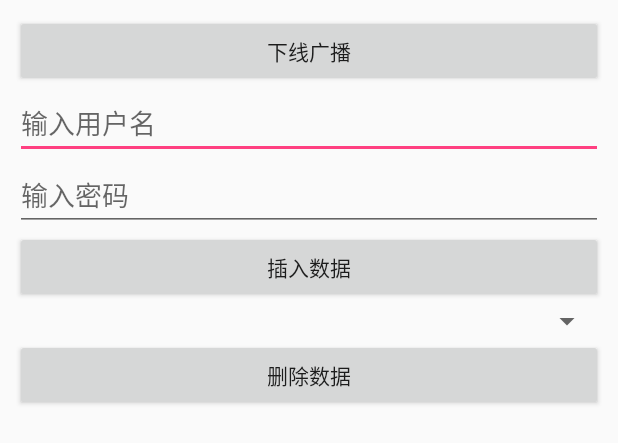
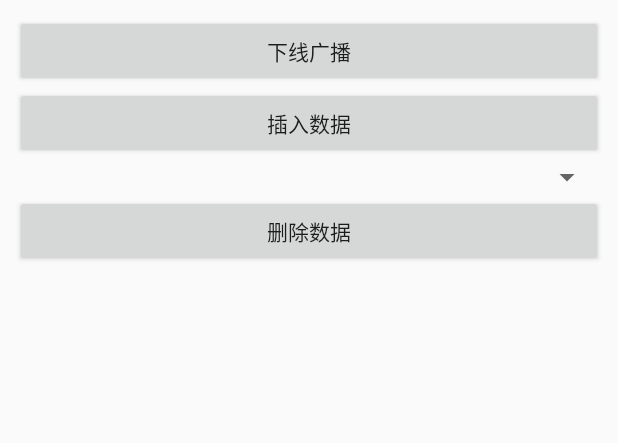
Before and after one commit to maohhgg/AndroidStudioProjects, an Android app: the layout avtivity_content.xml on its own in the app's theme, with its tools: preview values and no code run, on a phone screen of 412 x 824 dp. Shown: the top 443 px of the screen. Run offline under Robolectric (Android 15) with nearby library versions, the phone set to English and light mode, and no system bars.

Commit message:
重写逻辑

```diff
--- a/OnlineOrOffline/app/src/main/res/layout/avtivity_content.xml
+++ b/OnlineOrOffline/app/src/main/res/layout/avtivity_content.xml
@@ -10,16 +10,6 @@
         android:layout_height="wrap_content"
         android:text="下线广播"
         android:id="@+id/logout"/>
-    <EditText
-        android:layout_width="match_parent"
-        android:layout_height="wrap_content"
-        android:id="@+id/input_user_name"
-        android:hint="输入用户名"/>
-    <EditText
-        android:layout_width="match_parent"
-        android:layout_height="wrap_content"
-        android:id="@+id/input_user_passwd"
-        android:hint="输入密码"/>
     <Button
         android:layout_width="match_parent"
         android:layout_height="wrap_content"
```
Also changed, not shown: OnlineOrOffline/app/src/main/java/com/example/mao/onlineoroffline/MainActivity.java (+29 -10 lines).
